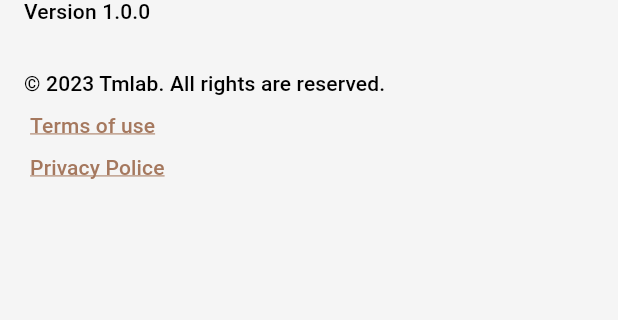
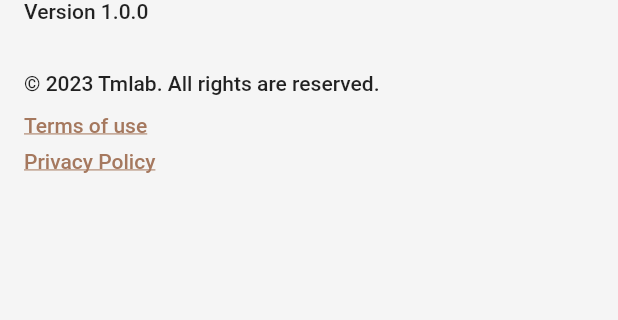
Before and after one commit to talukanyani/student-calendar-app, a Flutter app: the AboutScreen screen opened directly, on a phone screen of 412 x 824 dp, the part 143-463 px from its top. Run offline on Flutter 3.47's test engine with Material 2 defaults, Android fonts, the phone set to English and light mode, and no system bars; our stand-ins replace cloud_firestore, firebase_auth, firebase_core, fluentui_system_icons, iconsax, shared_preferences; accounts and stored records are empty.

Commit message:
implemented web links

```diff
--- a/lib/screens/settings/screens/about/about.dart
+++ b/lib/screens/settings/screens/about/about.dart
@@ -1,12 +1,11 @@
 import 'package:flutter/material.dart';
+import 'package:sc_app/widgets/text_hyperlink.dart';
 
 class AboutScreen extends StatelessWidget {
   const AboutScreen({super.key});
 
   @override
   Widget build(BuildContext context) {
-    var largeBodyText = Theme.of(context).textTheme.titleSmall;
-
     return Scaffold(
       appBar: AppBar(title: const Text('About')),
       body: ListView(
@@ -17,40 +16,32 @@ class AboutScreen extends StatelessWidget {
             'Student Calendar By Tmlab',
             style: Theme.of(context).textTheme.titleLarge,
           ),
-          Text('Version 1.0.0', style: largeBodyText),
+          Text(
+            'Version 1.0.0',
+            style: Theme.of(context).textTheme.bodyLarge,
+          ),
           const SizedBox(height: 32),
           Text(
             '\u00A9 ${DateTime.now().year} Tmlab. All rights are reserved.',
-            style: largeBodyText,
+            style: Theme.of(context).textTheme.bodyLarge,
           ),
-          const SizedBox(height: 8),
-          GestureDetector(
-            onTap: () {},
-            child: Padding(
-              padding: const EdgeInsets.all(4),
-              child: Text(
-                'Terms of use',
-                style: largeBodyText?.copyWith(
-                  color: Theme.of(context).colorScheme.primary,
-                  decoration: TextDecoration.underline,
-                ),
+          const SizedBox(height: 12),
+          Column(
+            crossAxisAlignment: CrossAxisAlignment.start,
+            children: const [
+              TextHyperlink(
+                text: 'Terms of use',
+                textStyle: TextStyle(decoration: TextDecoration.underline),
+                url: 'https://tmlab.tech/terms',
               ),
-            ),
-          ),
-          const SizedBox(height: 4),
-          GestureDetector(
-            onTap: () {},
-            child: Padding(
-              padding: const EdgeInsets.all(4),
-              child: Text(
-                'Privacy Police',
-                style: largeBodyText?.copyWith(
-                  color: Theme.of(context).colorScheme.primary,
-                  decoration: TextDecoration.underline,
-                ),
+              SizedBox(height: 8),
+              TextHyperlink(
+                text: 'Privacy Policy',
+                textStyle: TextStyle(decoration: TextDecoration.underline),
+                url: 'https://tmlab.tech/privacy',
               ),
-            ),
-          ),
+            ],
+          )
         ],
       ),
     );
--- /dev/null
+++ b/lib/widgets/text_hyperlink.dart
@@ -0,0 +1,34 @@
+import 'package:flutter/material.dart';
+import 'package:url_launcher/url_launcher.dart';
+
+class TextHyperlink extends StatelessWidget {
+  const TextHyperlink({
+    super.key,
+    required this.text,
+    required this.textStyle,
+    required this.url,
+  });
+
+  final String text;
+  final TextStyle? textStyle;
+  final String url;
+
+  Future<void> _launch() async {
+    Uri uri = Uri.parse(url);
+    if (await canLaunchUrl(uri)) await launchUrl(uri);
+  }
+
+  @override
+  Widget build(BuildContext context) {
+    return TextButton(
+      onPressed: () => _launch(),
+      style: TextButton.styleFrom(
+        padding: EdgeInsets.zero,
+        minimumSize: const Size(0, 0),
+        visualDensity: VisualDensity.compact,
+        tapTargetSize: MaterialTapTargetSize.shrinkWrap,
+      ),
+      child: Text(text, style: textStyle),
+    );
+  }
+}
--- a/pubspec.yaml
+++ b/pubspec.yaml
@@ -45,6 +45,7 @@ dependencies:
   firebase_auth: ^4.2.5
   path_provider: ^2.0.13
   shared_preferences: ^2.0.20
+  url_launcher: ^6.1.10
 
 dev_dependencies:
   flutter_test:
```
Also changed, not shown: lib/screens/intro/welcome.dart (+15 -19 lines), pubspec.lock.
